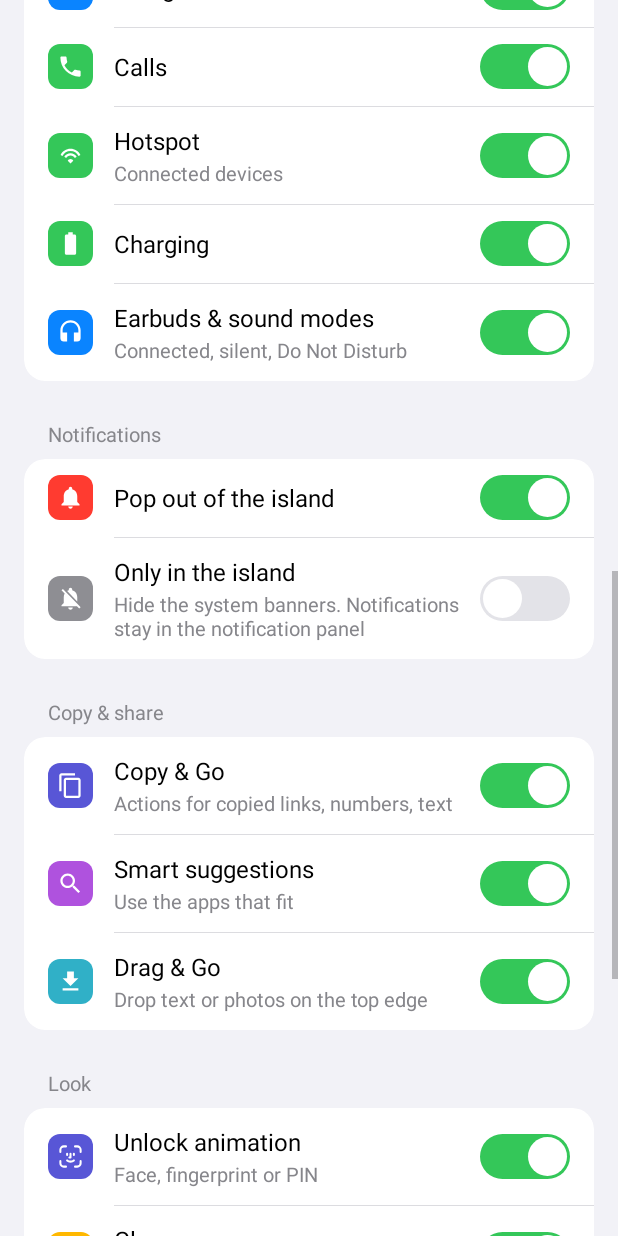
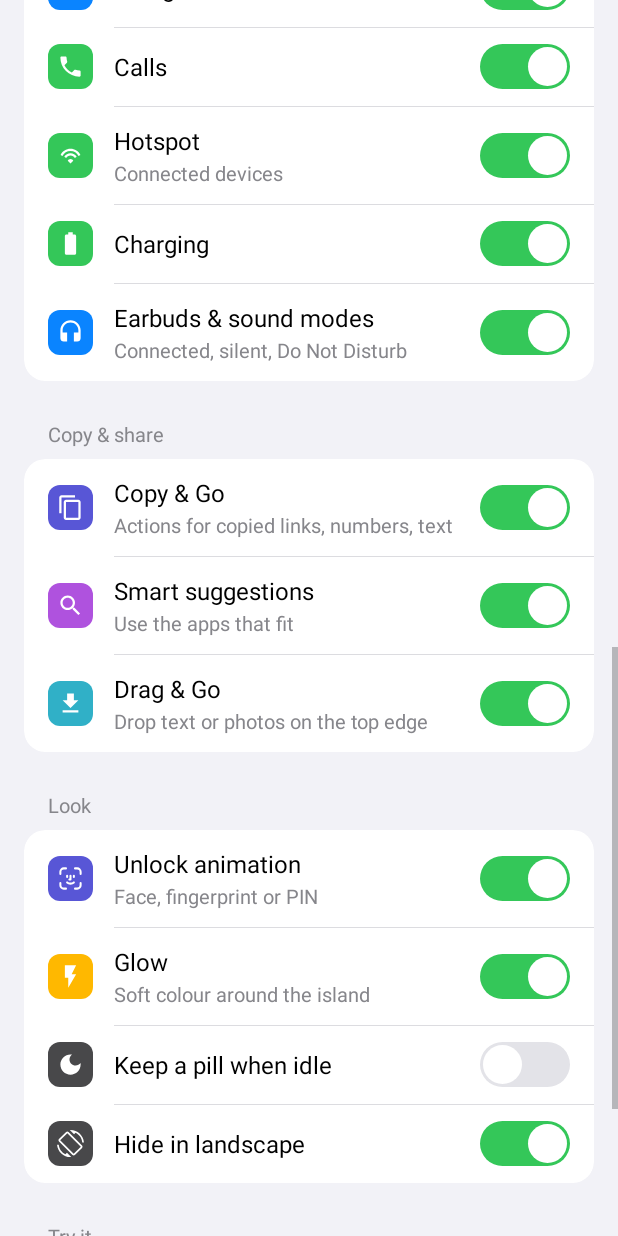
Before and after one commit to Htnameh50959/IslandApp, an Android app: the screen it shows after launch (MainActivity), scrolled down 1153 dp, on a phone screen of 412 x 824 dp. Run offline under Robolectric (Android 15) with nearby library versions, the phone set to English and light mode, and no system bars.

Commit message:
Island shows only music, calls and timers, not ordinary notifications
Remove notification pop-out cards, the "Stop system banners" option and
ShadeCopy panel copies. The notification listener now only feeds live
activities (calls, navigation, timers) and the media session, and deletes
the old shade_copies and test channels. README and settings updated.

Co-Authored-By: Claude Opus 5.5 <noreply@anthropic.com>

```diff
--- a/app/src/main/AndroidManifest.xml
+++ b/app/src/main/AndroidManifest.xml
@@ -1,7 +1,6 @@
 <?xml version="1.0" encoding="utf-8"?>
 <manifest xmlns:android="http://schemas.android.com/apk/res/android">
 
-    <uses-permission android:name="android.permission.POST_NOTIFICATIONS" />
     <!-- Earbuds pop-ups: the name and battery of a Bluetooth device that connects. -->
     <uses-permission android:name="android.permission.BLUETOOTH_CONNECT" />
     <uses-permission android:name="android.permission.BLUETOOTH" android:maxSdkVersion="30" />
--- a/app/src/main/java/com/staad/island/Prefs.kt
+++ b/app/src/main/java/com/staad/island/Prefs.kt
@@ -8,7 +8,6 @@ object Prefs {
     const val SHOW_IDLE = "show_idle"
     const val OFFSET_Y = "offset_y"
     const val OFFSET_X = "offset_x"
-    const val NOTIFICATIONS = "notifications"
     const val MEDIA = "media"
     const val CHARGING = "charging"
     const val HIDE_LANDSCAPE = "hide_landscape"
@@ -19,8 +18,6 @@ object Prefs {
     const val DROP = "drag_drop"
     const val FACE_ID = "face_id"
     const val VIDEO = "video_pill"
-    /** Stop dismissible shade banners and show those notifications only in the Island. */
-    const val ROUTE_NOTIFICATIONS = "route_notifications"
     /** Calls, navigation, timers and stopwatches stay as compact live pills. */
     const val LIVE_ACTIVITIES = "live_activities"
     /** Hotspot on / connected-devices pill. */
@@ -34,7 +31,6 @@ data class IslandConfig(
     val showIdle: Boolean = false,
     val offsetYDp: Int = 0,
     val offsetXDp: Int = 0,
-    val notifications: Boolean = true,
     val media: Boolean = true,
     val charging: Boolean = true,
     val hideLandscape: Boolean = true,
@@ -52,8 +48,6 @@ data class IslandConfig(
     val faceId: Boolean = true,
     /** Show YouTube, browsers and other video apps in the island. Off = sound only. */
     val videoPill: Boolean = false,
-    /** Route dismissible app notifications to the Island instead of the system shade/banner. */
-    val routeNotifications: Boolean = false,
     /** Keep ongoing calls, navigation and timers on the Island until they finish. */
     val liveActivities: Boolean = true,
     /** Show personal hotspot on / connected device count. */
@@ -70,7 +64,6 @@ data class IslandConfig(
                 showIdle = p.getBoolean(Prefs.SHOW_IDLE, d.showIdle),
                 offsetYDp = p.getInt(Prefs.OFFSET_Y, d.offsetYDp),
                 offsetXDp = p.getInt(Prefs.OFFSET_X, d.offsetXDp),
-                notifications = p.getBoolean(Prefs.NOTIFICATIONS, d.notifications),
                 media = p.getBoolean(Prefs.MEDIA, d.media),
                 charging = p.getBoolean(Prefs.CHARGING, d.charging),
                 hideLandscape = p.getBoolean(Prefs.HIDE_LANDSCAPE, d.hideLandscape),
@@ -81,7 +74,6 @@ data class IslandConfig(
                 dragDrop = p.getBoolean(Prefs.DROP, d.dragDrop),
                 faceId = p.getBoolean(Prefs.FACE_ID, d.faceId),
                 videoPill = p.getBoolean(Prefs.VIDEO, d.videoPill),
-                routeNotifications = p.getBoolean(Prefs.ROUTE_NOTIFICATIONS, d.routeNotifications),
                 liveActivities = p.getBoolean(Prefs.LIVE_ACTIVITIES, d.liveActivities),
                 hotspotDevices = p.getBoolean(Prefs.HOTSPOT, d.hotspotDevices),
             )
--- a/app/src/main/res/layout/activity_main.xml
+++ b/app/src/main/res/layout/activity_main.xml
@@ -32,7 +32,7 @@
             <LinearLayout style="@style/Row">
                 <ImageView style="@style/RowIcon" android:src="@drawable/ic_bell" android:backgroundTint="@color/t_red" android:importantForAccessibility="no" />
                 <LinearLayout style="@style/RowText">
-                    <TextView style="@style/RowTitle" android:text="Notifications &amp; music" />
+                    <TextView style="@style/RowTitle" android:text="Music, calls &amp; timers" />
                     <TextView android:id="@+id/statusNotif" style="@style/RowSub" />
                 </LinearLayout>
                 <Button android:id="@+id/btnNotif" style="@style/RowButton" android:text="Turn on" />
@@ -152,25 +152,6 @@
                 <Switch android:id="@+id/swStatus" style="@style/RowSwitch" android:contentDescription="Earbuds &amp; sound modes" />
             </LinearLayout>
         </LinearLayout>
-        <TextView style="@style/Section" android:text="Notifications" />
-        <LinearLayout style="@style/Card">
-            <LinearLayout style="@style/Row">
-                <ImageView style="@style/RowIcon" android:src="@drawable/ic_bell" android:backgroundTint="@color/t_red" android:importantForAccessibility="no" />
-                <LinearLayout style="@style/RowText">
-                    <TextView style="@style/RowTitle" android:text="Pop out of the island" />
-                </LinearLayout>
-                <Switch android:id="@+id/swNotif" style="@style/RowSwitch" android:contentDescription="Pop out of the island" />
-            </LinearLayout>
-            <View style="@style/Divider" />
-            <LinearLayout style="@style/Row">
-                <ImageView style="@style/RowIcon" android:src="@drawable/ic_bell_off" android:backgroundTint="@color/t_grey" android:importantForAccessibility="no" />
-                <LinearLayout style="@style/RowText">
-                    <TextView style="@style/RowTitle" android:text="Only in the island" />
-                    <TextView style="@style/RowSub" android:text="Hide the system banners. Notifications stay in the notification panel" />
-                </LinearLayout>
-                <Switch android:id="@+id/swRouteNotifications" style="@style/RowSwitch" android:contentDescription="Only in the island" />
-            </LinearLayout>
-        </LinearLayout>
         <TextView style="@style/Section" android:text="Copy &amp; share" />
         <LinearLayout style="@style/Card">
             <LinearLayout style="@style/Row">
@@ -238,27 +219,11 @@
         </LinearLayout>
         <TextView style="@style/Section" android:text="Try it" />
         <LinearLayout style="@style/Card">
-            <LinearLayout android:id="@+id/btnPreview" style="@style/Row.Tappable">
-                <ImageView style="@style/RowIcon" android:src="@drawable/ic_play" android:backgroundTint="@color/t_blue" android:importantForAccessibility="no" />
-                <TextView android:layout_width="0dp" android:layout_height="wrap_content" android:layout_weight="1"
-                    android:paddingTop="15dp" android:paddingBottom="15dp" android:textSize="16sp"
-                    android:textColor="@color/text" android:text="Preview a pop-out" />
-                <ImageView style="@style/Chevron" android:importantForAccessibility="no" />
-            </LinearLayout>
-            <View style="@style/Divider" />
             <LinearLayout android:id="@+id/btnFaceId" style="@style/Row.Tappable">
                 <ImageView style="@style/RowIcon" android:src="@drawable/ic_face_ok" android:backgroundTint="@color/t_indigo" android:importantForAccessibility="no" />
                 <TextView android:layout_width="0dp" android:layout_height="wrap_content" android:layout_weight="1"
                     android:paddingTop="15dp" android:paddingBottom="15dp" android:textSize="16sp"
                     android:textColor="@color/text" android:text="Preview unlock" />
-                <ImageView style="@style/Chevron" android:importantForAccessibility="no" />
-            </LinearLayout>
-            <View style="@style/Divider" />
-            <LinearLayout android:id="@+id/btnTest" style="@style/Row.Tappable">
-                <ImageView style="@style/RowIcon" android:src="@drawable/ic_bell" android:backgroundTint="@color/t_orange" android:importantForAccessibility="no" />
-                <TextView android:layout_width="0dp" android:layout_height="wrap_content" android:layout_weight="1"
-                    android:paddingTop="15dp" android:paddingBottom="15dp" android:textSize="16sp"
-                    android:textColor="@color/text" android:text="Send a test notification" />
                 <ImageView style="@style/Chevron" android:importantForAccessibility="no" />
             </LinearLayout>
         </LinearLayout>
```
Also changed, not shown: app/src/main/java/com/staad/island/IslandBus.kt (+4 -16 lines), app/src/main/java/com/staad/island/IslandNotificationListener.kt (+16 -99 lines), app/src/main/java/com/staad/island/IslandService.kt (+30 -102 lines), app/src/main/java/com/staad/island/MainActivity.kt (+0 -63 lines), app/src/main/java/com/staad/island/ShadeCopy.kt (deleted, +0 -87 lines), 1 other file.
